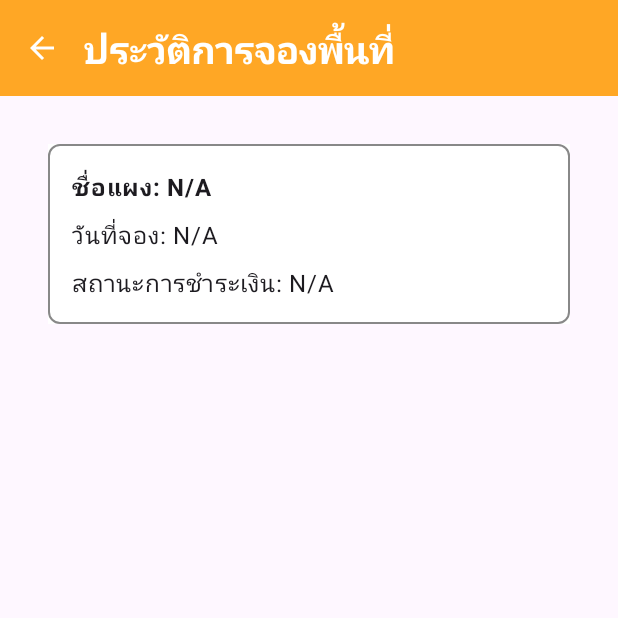
After one commit to pondforwork/market_frontend, an Android app built with Jetpack Compose: the HistoryDetailActivity screen opened directly, with no data from a screen before it, on a phone screen of 412 x 824 dp, the top half of it. The commit adds this screen. Run offline under Robolectric (Android 15) with nearby library versions, the phone set to English and light mode, and no system bars.

Commit message:
แสดงใบเสร็จ

```diff
--- a/app/src/main/AndroidManifest.xml
+++ b/app/src/main/AndroidManifest.xml
@@ -15,6 +15,9 @@
         android:supportsRtl="true"
         android:theme="@style/Theme.MarketBooking"
         tools:targetApi="31">
+        <activity
+            android:name=".view.history.HistoryDetailActivity"
+            android:exported="false" />
         <activity
             android:name=".view.holiday.HolidayActivity"
             android:exported="false" />
--- a/app/src/main/java/com/example/marketbooking/view/history/HistoryActivity.kt
+++ b/app/src/main/java/com/example/marketbooking/view/history/HistoryActivity.kt
@@ -99,7 +99,7 @@ class HistoryActivity : ComponentActivity() {
 
             scope = rememberCoroutineScope()
             val context = LocalContext.current // Add context
-            isLoading = remember { mutableStateOf(true) }
+            isLoading = remember { mutableStateOf(false) }
             availableStalls = remember { mutableStateOf(emptyList()) }
             val scope = rememberCoroutineScope()
             showDialog = remember { mutableStateOf(false) }
@@ -167,7 +167,9 @@ class HistoryActivity : ComponentActivity() {
             modifier = Modifier
                 .fillMaxWidth()
                 .padding(vertical = 4.dp)
-                .clickable { /* Handle card click */ }, // Make the card clickable
+                .clickable {
+                    startActivity(Intent(this, HistoryDetailActivity::class.java))
+                }, // Make the card clickable
             elevation = CardDefaults.cardElevation(defaultElevation = 4.dp),
             shape = RoundedCornerShape(8.dp)
         ) {
--- /dev/null
+++ b/app/src/main/java/com/example/marketbooking/view/history/HistoryDetailActivity.kt
@@ -0,0 +1,166 @@
+package com.example.marketbooking.view.history
+
+import android.content.Intent
+import android.os.Build
+import android.os.Bundle
+import android.util.Log
+import androidx.activity.ComponentActivity
+import androidx.activity.compose.setContent
+import androidx.annotation.RequiresApi
+import androidx.compose.foundation.background
+import androidx.compose.foundation.border
+import androidx.compose.foundation.layout.*
+import androidx.compose.foundation.shape.RoundedCornerShape
+import androidx.compose.material3.MaterialTheme
+import androidx.compose.material3.Text
+import androidx.compose.runtime.*
+import androidx.compose.ui.Alignment
+import androidx.compose.ui.Modifier
+import androidx.compose.ui.graphics.Color
+import androidx.compose.ui.unit.dp
+import androidx.compose.material.icons.Icons
+import androidx.compose.material3.ExperimentalMaterial3Api
+import androidx.compose.material3.Icon
+import androidx.compose.material3.IconButton
+import androidx.compose.material3.Scaffold
+import androidx.compose.material3.TopAppBar
+import androidx.compose.material3.TopAppBarDefaults
+import androidx.compose.ui.unit.sp
+import androidx.compose.ui.platform.LocalContext
+import androidx.compose.ui.text.font.FontWeight
+import com.example.marketbooking.model.Stall
+import com.example.marketbooking.utils.UserPreferences
+import com.example.marketbooking.model.BookingHistory
+import kotlinx.coroutines.CoroutineScope
+import androidx.compose.material.icons.filled.ArrowBack
+import androidx.compose.material3.CircularProgressIndicator
+import java.time.LocalDateTime
+import java.time.format.DateTimeFormatter
+
+@OptIn(ExperimentalMaterial3Api::class)
+class HistoryDetailActivity : ComponentActivity() {
+    private lateinit var isLoading: MutableState<Boolean>
+    private lateinit var availableStalls: MutableState<List<Stall>>
+    private lateinit var showDialog: MutableState<Boolean>
+    private lateinit var selectedStall: MutableState<Stall?>
+    private lateinit var showLogoutDialog: MutableState<Boolean>
+    private lateinit var showSuccessDialog: MutableState<Boolean>
+
+    private lateinit var userPreferences: UserPreferences
+    private lateinit var userName: String
+    private lateinit var userId: String
+    private lateinit var scope: CoroutineScope
+    private lateinit var historys: List<BookingHistory>;
+    @RequiresApi(Build.VERSION_CODES.O)
+    override fun onCreate(savedInstanceState: Bundle?) {
+        super.onCreate(savedInstanceState)
+        setContent {
+
+            // Get Detail ที่นี่
+//            LaunchedEffect(Unit) {
+//
+//            }
+
+            scope = rememberCoroutineScope()
+            val context = LocalContext.current // Add context
+            isLoading = remember { mutableStateOf(false) }
+            val scope = rememberCoroutineScope()
+            showDialog = remember { mutableStateOf(false) }
+            userPreferences = UserPreferences(this)
+            val user  = userPreferences.getUser()
+            showSuccessDialog = remember { mutableStateOf(false) } // สร้าง state คุม Dialog สำเร็จ
+            historys = mutableListOf()
+            if(user!=null){
+                userName = user.name
+                userId = user.userId.toString()
+            }
+
+            Scaffold(
+                topBar = {
+                    TopAppBar(
+                        colors = TopAppBarDefaults.topAppBarColors(
+                            containerColor = Color(0xFFFFA725),
+                            titleContentColor = Color.White
+                        ),
+                        title = {
+                            Text("ประวัติการจองพื้นที่", style = MaterialTheme.typography.headlineSmall.copy(color = Color.White, fontSize = 25.sp, fontWeight = FontWeight.Bold))
+                        },
+                        navigationIcon = {
+                            IconButton(onClick = { finish() }) {
+                                Icon(imageVector = Icons.Default.ArrowBack, contentDescription = "Back", tint = Color.White)
+                            }
+                        }
+                    )
+                },
+                content = { paddingValues ->
+                    Column(
+                        modifier = Modifier
+                            .fillMaxSize()
+                            .padding(paddingValues)
+                            .padding(16.dp)
+                    ) {
+                        if (isLoading.value) {
+                            // Show loading indicator
+                            CircularProgressIndicator(
+                                modifier = Modifier.align(Alignment.CenterHorizontally)
+                            )
+                        } else {
+                            // Display receipt details
+                            Column(
+                                modifier = Modifier
+                                    .fillMaxWidth()
+                                    .padding(16.dp)
+                                    .background(Color.White)
+                                    .border(1.dp, Color.Gray, RoundedCornerShape(8.dp))
+                                    .padding(16.dp)
+                            ) {
+                                Text(
+                                    text = "ชื่อแผง: ${historys.firstOrNull()?.stallName ?: "N/A"}",
+                                    style = MaterialTheme.typography.bodyLarge,
+                                    fontWeight = FontWeight.Bold
+                                )
+                                Spacer(modifier = Modifier.height(8.dp))
+                                Text(
+                                    text = "วันที่จอง: ${historys.firstOrNull()?.createdAt?.let { formatDate(it) } ?: "N/A"}",
+                                    style = MaterialTheme.typography.bodyLarge
+                                )
+                                Spacer(modifier = Modifier.height(8.dp))
+                                Text(
+                                    text = "สถานะการชำระเงิน: ${historys.firstOrNull()?.status?.let { getThaiStatus(it) } ?: "N/A"}",
+                                    style = MaterialTheme.typography.bodyLarge
+                                )
+                            }
+                        }
+                    }
+                }
+            )
+
+
+        }
+    }
+
+
+    @RequiresApi(Build.VERSION_CODES.O)
+    fun formatDate(dateString: String): String {
+        val inputFormatter = DateTimeFormatter.ofPattern("yyyy-MM-dd HH:mm:ss")
+        val outputFormatter = DateTimeFormatter.ofPattern("dd/MM/yyyy HH:mm")
+
+        return try {
+            val dateTime = LocalDateTime.parse(dateString, inputFormatter)
+            dateTime.format(outputFormatter)
+        } catch (e: Exception) {
+            dateString
+        }
+    }
+
+    // Add these helper functions
+    fun getThaiStatus(status: String): String {
+        return when (status.lowercase()) {
+            "pending" -> "รอการชำระเงิน"
+            "purchased" -> "รอการอนุมัติ"
+            "accepted" -> "อนุมัติแล้ว"
+            "rejected" -> "ปฏิเสธ"
+            else -> status
+        }
+    }
+}
```
